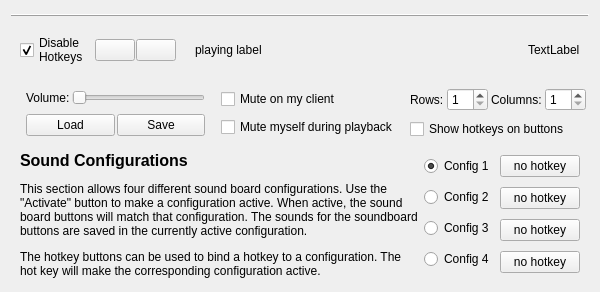
MGraefe/RP-Soundboard, file src/config_qt.ui: the form before one commit.
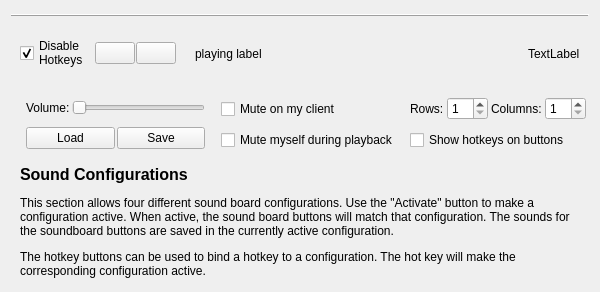
The form after the commit. Icons and pictures are not drawn.

Commit message: Config dialog can now have variable amount of config buttons

The edit to the form file:
```diff
--- a/src/config_qt.ui
+++ b/src/config_qt.ui
@@ -405,73 +405,13 @@
        </widget>
       </item>
       <item>
-       <layout class="QVBoxLayout" name="verticalLayout">
-        <item>
-         <widget class="QRadioButton" name="radioConfig1">
-          <property name="text">
-           <string>Config 1</string>
-          </property>
-          <property name="checked">
-           <bool>true</bool>
-          </property>
-         </widget>
-        </item>
-        <item>
-         <widget class="QRadioButton" name="radioConfig2">
-          <property name="text">
-           <string>Config 2</string>
-          </property>
-         </widget>
-        </item>
-        <item>
-         <widget class="QRadioButton" name="radioConfig3">
-          <property name="text">
-           <string>Config 3</string>
-          </property>
-         </widget>
-        </item>
-        <item>
-         <widget class="QRadioButton" name="radioConfig4">
-          <property name="text">
-           <string>Config 4</string>
-          </property>
-         </widget>
-        </item>
-       </layout>
+       <layout class="QVBoxLayout" name="configRadioLayout"/>
       </item>
       <item>
        <layout class="QVBoxLayout" name="verticalLayout_6">
         <property name="leftMargin">
          <number>0</number>
         </property>
-        <item>
-         <widget class="QPushButton" name="pushFile1">
-          <property name="text">
-           <string>no hotkey</string>
-          </property>
-         </widget>
-        </item>
-        <item>
-         <widget class="QPushButton" name="pushFile2">
-          <property name="text">
-           <string>no hotkey</string>
-          </property>
-         </widget>
-        </item>
-        <item>
-         <widget class="QPushButton" name="pushFile3">
-          <property name="text">
-           <string>no hotkey</string>
-          </property>
-         </widget>
-        </item>
-        <item>
-         <widget class="QPushButton" name="pushFile4">
-          <property name="text">
-           <string>no hotkey</string>
-          </property>
-         </widget>
-        </item>
        </layout>
       </item>
      </layout>
```
Left out of the diff: 2 changed lines with no effect on the pictures. The commit also changes 2 other files.
